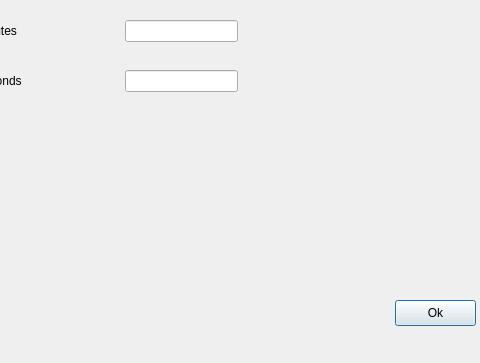
Old version of the form src/gui/ui/create_log.ui in the repository MaxB321/TimeBranchr; both pictures show x 145 to 625 and y 110 to 473 of the 871 by 473 pixel window.
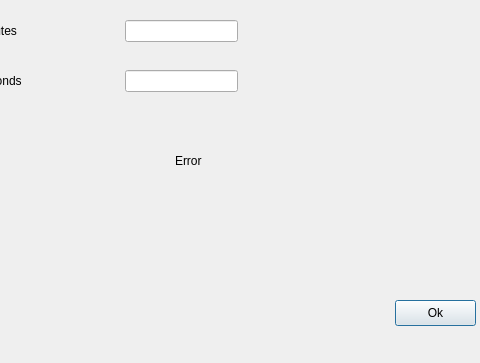
New version of the form.

Commit message: create log dialog shows error msg when user tries entering non int value

The edit to the form file:
```diff
--- a/src/gui/ui/create_log.ui
+++ b/src/gui/ui/create_log.ui
@@ -108,6 +108,19 @@
     <string>Cancel</string>
    </property>
   </widget>
+  <widget class="QLabel" name="error_msg">
+   <property name="geometry">
+    <rect>
+     <x>320</x>
+     <y>260</y>
+     <width>131</width>
+     <height>21</height>
+    </rect>
+   </property>
+   <property name="text">
+    <string>Error</string>
+   </property>
+  </widget>
  </widget>
  <resources/>
  <connections/>
```
The commit also changes 3 other files.
